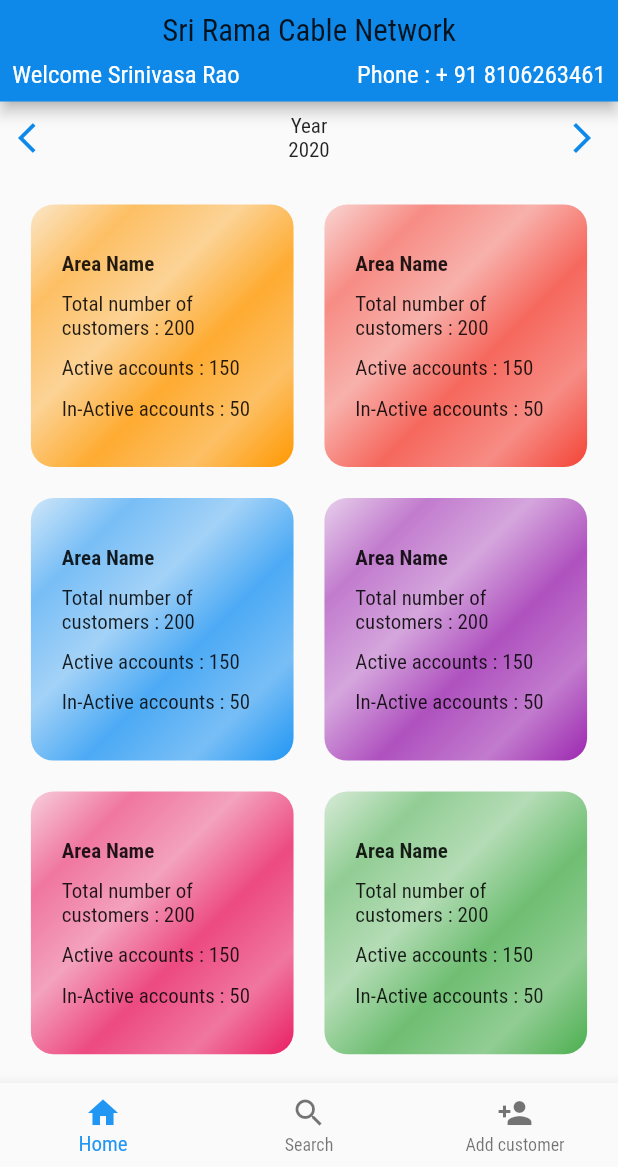
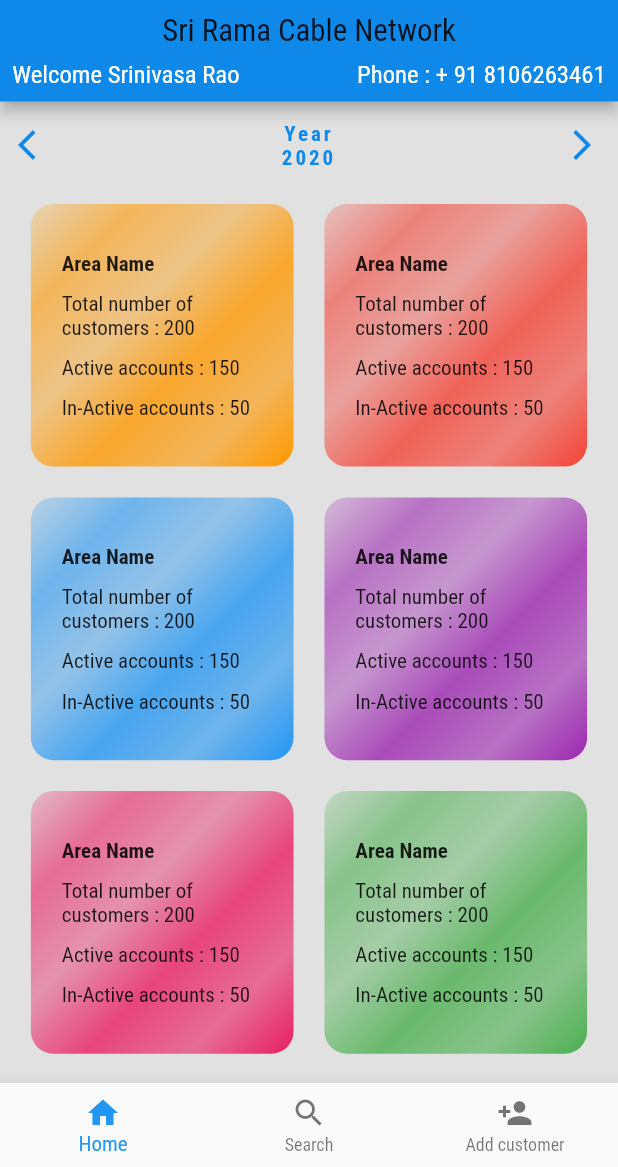
Before and after one commit to SaiBhavadeesh/cabletvbook, a Flutter app: the screen it shows after launch, on a phone screen of 412 x 824 dp, the part 69-1236 px from its top. Run offline on Flutter 3.47's test engine with Material 2 defaults, Android fonts, the phone set to English and light mode, and no system bars.

Commit message:
initial commit

```diff
--- a/lib/screens/bottom_tabs_screen.dart
+++ b/lib/screens/bottom_tabs_screen.dart
@@ -75,6 +75,7 @@ class _BottomTabsScreenState extends State<BottomTabsScreen> {
       drawer: HomeDrawer(),
       body: [HomeScreen(), SearchScreen(), AddCustomerScreen()][_currentIndex],
       bottomNavigationBar: BottomNavigationBar(
+        elevation: 10,
         onTap: (value) {
           setState(() {
             _currentIndex = value;
--- a/lib/screens/home_screen.dart
+++ b/lib/screens/home_screen.dart
@@ -17,47 +17,88 @@ class HomeScreen extends StatefulWidget {
 }
 
 class _HomeScreenState extends State<HomeScreen> {
-  int year = DateTime.now().year.floor();
+  int _year = DateTime.now().year.floor();
+  int _selectedYear;
+  bool _isLeftActive = true;
+  bool _isRightActive = true;
+
+  @override
+  void initState() {
+    super.initState();
+    _selectedYear = _year;
+  }
+
+  void _leftArrowClickAction() {
+    if (_year - _selectedYear + 1 <= 0) {
+      setState(() {
+        _isLeftActive = true;
+        _isRightActive = true;
+        _selectedYear = _selectedYear - 1;
+      });
+    } else {
+      setState(() {
+        _selectedYear = _selectedYear - 1;
+        _isLeftActive = false;
+        _isRightActive = true;
+      });
+    }
+  }
+
+  void _rightArrowClickAction() {
+    if (_year - _selectedYear - 1 >= 0) {
+      setState(() {
+        _isRightActive = true;
+        _isLeftActive = true;
+        _selectedYear = _selectedYear + 1;
+      });
+    } else {
+      setState(() {
+        _selectedYear = _selectedYear + 1;
+        _isRightActive = false;
+        _isLeftActive = true;
+      });
+    }
+  }
+
   @override
   Widget build(BuildContext context) {
     final width = MediaQuery.of(context).size.width;
     return Scaffold(
-      body: SingleChildScrollView(
-        child: Column(
-          children: <Widget>[
-            Row(
+      backgroundColor: Colors.black.withOpacity(0.1),
+      appBar: PreferredSize(
+        child: Padding(
+          padding: EdgeInsets.symmetric(vertical: 5),
+          child: Row(
             children: <Widget>[
               IconButton(
                 disabledColor: Colors.black,
                 color: Theme.of(context).primaryColor,
                 icon: Icon(Icons.arrow_back_ios),
-                  onPressed: () {
-                    setState(() {
-                      year = year - 1;
-                    });
-                  },
+                onPressed: _isLeftActive ? _leftArrowClickAction : null,
               ),
               Expanded(
                 child: Text(
-                    'Year\n$year',
+                  'Year\n$_selectedYear',
                   textAlign: TextAlign.center,
+                  style: TextStyle(
+                    color: Theme.of(context).primaryColor,
+                    fontWeight: FontWeight.bold,
+                    letterSpacing: 2,
+                  ),
                 ),
               ),
               IconButton(
                 disabledColor: Colors.black,
                 color: Theme.of(context).primaryColor,
                 icon: Icon(Icons.arrow_forward_ios),
-                  onPressed: () {
-                    setState(() {
-                      year = year + 1;
-                    });
-                  },
+                onPressed: _isRightActive ? _rightArrowClickAction : null,
               ),
             ],
           ),
-            GridView.builder(
-              shrinkWrap: true,
-              physics: NeverScrollableScrollPhysics(),
+        ),
+        preferredSize: Size(width, width * 0.15),
+      ),
+      body: GridView.builder(
         itemCount: 8,
         itemBuilder: (context, index) => GestureDetector(
           child: Container(
@@ -132,12 +173,9 @@ class _HomeScreenState extends State<HomeScreen> {
             ),
           ),
         ),
-              padding: EdgeInsets.all(width * 0.025),
+        padding: EdgeInsets.symmetric(horizontal: width * 0.025),
         gridDelegate:
             SliverGridDelegateWithFixedCrossAxisCount(crossAxisCount: 2),
-            ),
-          ],
-        ),
       ),
     );
   }
```
Lines whose indentation alone changed are shown as unchanged.
